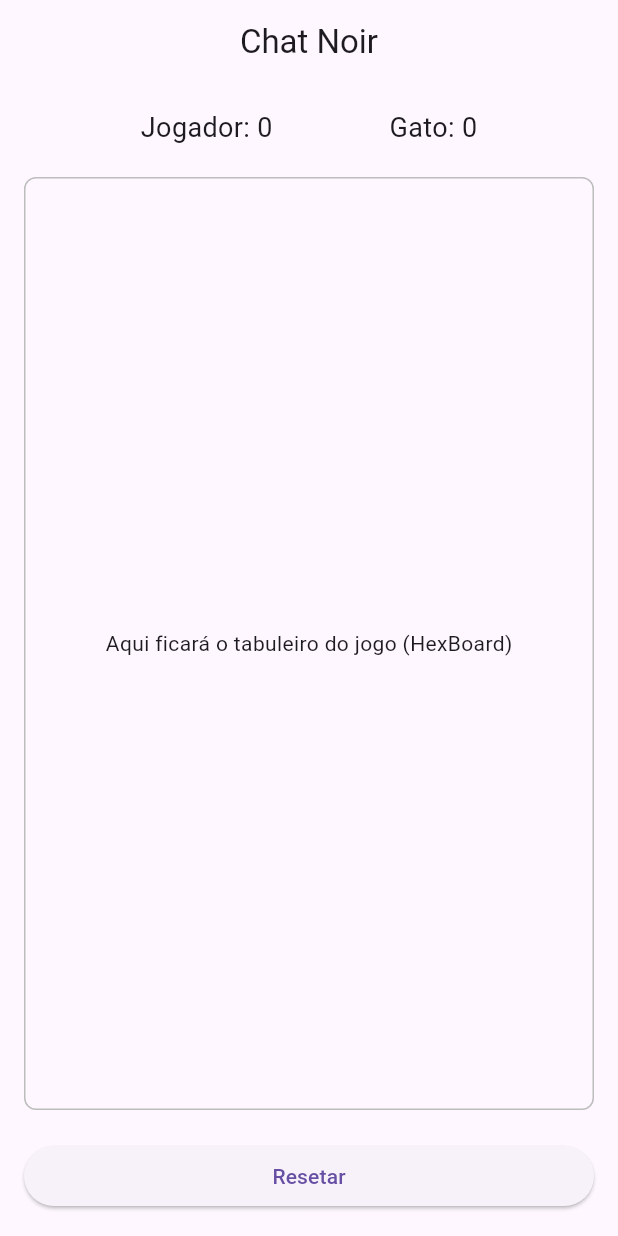
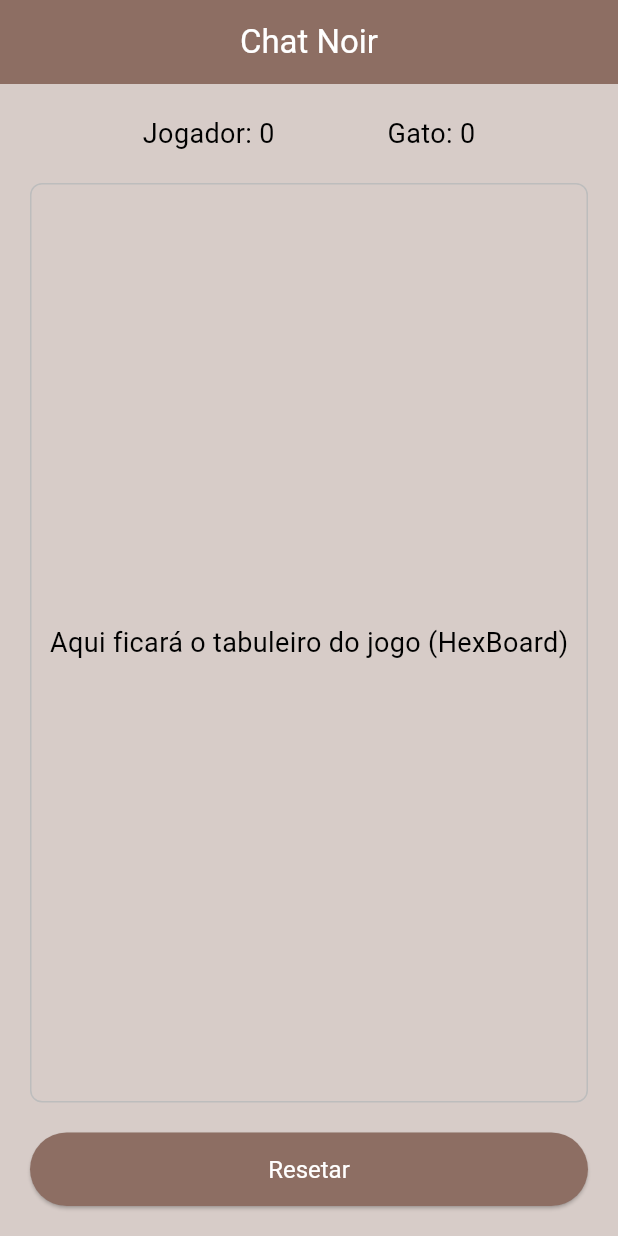
Before and after one commit to viniciusdelucena/chat_noir, a Flutter app: the screen it shows after launch, on a phone screen of 412 x 824 dp. Run offline on Flutter 3.47's test engine with Material 3 defaults, Android fonts, the phone set to English and light mode, and no system bars.

Commit message:
style(theme): configure global app theme and colors

```diff
--- /dev/null
+++ b/lib/core/styles/colors.dart
@@ -0,0 +1,14 @@
+// lib/core/styles/colors.dart
+
+import 'package:flutter/material.dart';
+
+// Classe para as cores da aplicação
+class AppColors {
+  // Cor de fundo principal, vinda do seu CSS (#D7CCC8)
+  static const Color background = Color(0xFFD7CCC8);
+
+  // Outras cores do seu CSS que adicionaremos depois
+  static const Color cell = Color(0xFF8D6E63);
+  static const Color cellBlocked = Color(0xFFFFAB40);
+  static const Color cat = Colors.black;
+}
--- a/lib/core/theme.dart
+++ b/lib/core/theme.dart
@@ -0,0 +1,38 @@
+// lib/core/theme.dart
+
+import 'package:flutter/material.dart';
+import 'package:chat_noir/core/styles/colors.dart'; // Importando nossas cores
+
+// ThemeData para a aplicação
+final appTheme = ThemeData(
+  useMaterial3: true,
+  // Cor de fundo principal do Scaffold (a tela)
+  scaffoldBackgroundColor: AppColors.background,
+
+  // Fonte padrão para a aplicação
+  fontFamily: 'sans-serif', // Flutter mapeará para a fonte sans-serif do sistema
+
+  // Tema da AppBar
+  appBarTheme: const AppBarTheme(
+    backgroundColor: AppColors.cell, // Uma cor mais escura para contraste
+    foregroundColor: Colors.white, // Cor do texto do título
+    elevation: 0,
+    centerTitle: true,
+  ),
+
+  // Tema para os textos
+  textTheme: const TextTheme(
+    bodyMedium: TextStyle(color: Colors.black, fontSize: 18), // Estilo padrão
+    titleLarge: TextStyle(color: Colors.white), // Estilo do título na AppBar
+  ),
+
+  // Tema para os botões elevados
+  elevatedButtonTheme: ElevatedButtonThemeData(
+    style: ElevatedButton.styleFrom(
+      backgroundColor: AppColors.cell,
+      foregroundColor: Colors.white,
+      padding: const EdgeInsets.symmetric(horizontal: 30, vertical: 15),
+      textStyle: const TextStyle(fontSize: 16),
+    ),
+  ),
+);
--- a/lib/features/game/presentation/screens/game_screen.dart
+++ b/lib/features/game/presentation/screens/game_screen.dart
@@ -21,7 +21,7 @@ class GameScreen extends StatelessWidget {
       // Usamos uma `Column` para empilhar os widgets verticalmente.
       body: Padding(
         // Adiciona um espaçamento interno em todas as bordas da tela.
-        padding: const EdgeInsets.all(16.0),
+        padding: const EdgeInsets.all(20.0),
         child: Column(
           // Alinha os filhos da coluna no centro do eixo horizontal.
           crossAxisAlignment: CrossAxisAlignment.stretch,
--- a/lib/main.dart
+++ b/lib/main.dart
@@ -1,5 +1,8 @@
+// lib/main.dart
+
+import 'package:chat_noir/core/theme.dart'; // Importe o tema
+import 'package:chat_noir/features/game/presentation/screens/game_screen.dart';
 import 'package:flutter/material.dart';
-import 'package:chat_noir/features/game/presentation/screens/game_screen.dart'; // Importe a nova tela
 
 void main() {
   runApp(const MyApp());
@@ -11,11 +14,10 @@ class MyApp extends StatelessWidget {
   @override
   Widget build(BuildContext context) {
     return MaterialApp(
-      title: 'Chat Noir Game',
-      theme: ThemeData(
-        primarySwatch: Colors.blue,
-      ),
-      home: const GameScreen(), // Sua tela principal agora é GameScreen
+      title: 'Chat Noir',
+      debugShowCheckedModeBanner: false, // Remove a faixa "Debug"
+      theme: appTheme, // <<< APLIQUE O TEMA AQUI
+      home: const GameScreen(),
     );
   }
 }
```
